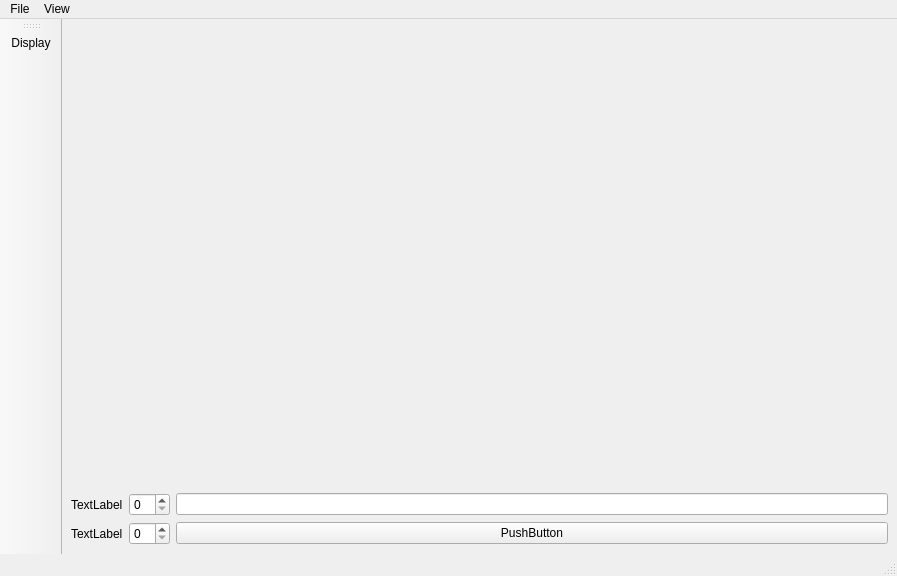
Before: the Qt Designer form mainwindow.ui in ofey404/MPSOscilloscope, drawn with Qt 5.
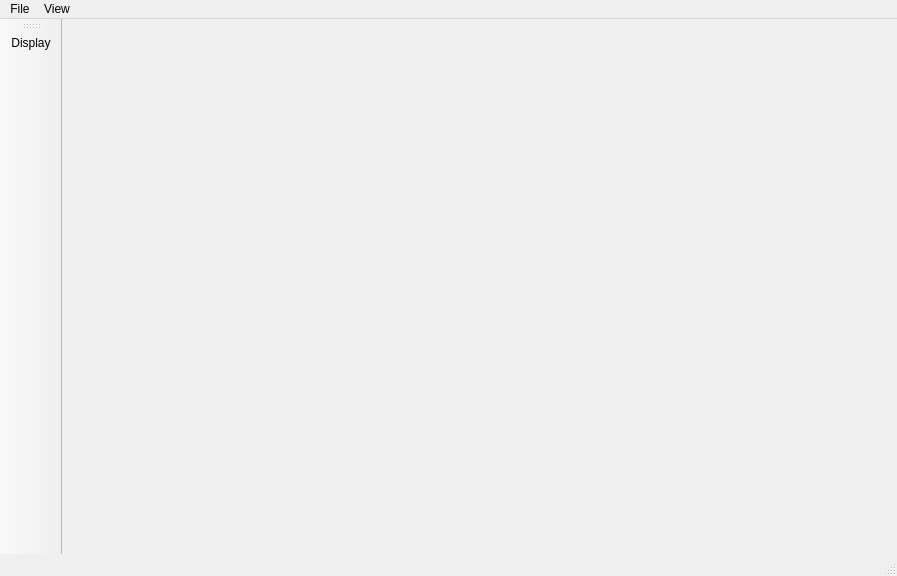
After: the same form once the commit is applied.

The edit to the form file:
```diff
--- a/mainwindow.ui
+++ b/mainwindow.ui
@@ -21,39 +21,11 @@
     </size>
    </property>
    <layout class="QGridLayout" name="gridLayout">
-    <item row="3" column="1">
-     <widget class="QSpinBox" name="spinBox_2"/>
-    </item>
-    <item row="2" column="1">
-     <widget class="QSpinBox" name="spinBox"/>
-    </item>
-    <item row="3" column="2">
-     <widget class="QPushButton" name="pushButton">
-      <property name="text">
-       <string>PushButton</string>
-      </property>
-     </widget>
-    </item>
-    <item row="2" column="0">
-     <widget class="QLabel" name="label">
-      <property name="text">
-       <string>TextLabel</string>
-      </property>
-     </widget>
-    </item>
-    <item row="3" column="0">
-     <widget class="QLabel" name="label_2">
-      <property name="text">
-       <string>TextLabel</string>
-      </property>
-     </widget>
-    </item>
-    <item row="2" column="2">
-     <widget class="QLineEdit" name="lineEdit"/>
-    </item>
-    <item row="1" column="0" colspan="3">
+    <item row="0" column="1">
      <widget class="QStackedWidget" name="display">
-      <widget class="QWidget" name="page"/>
+      <widget class="QWidget" name="page">
+       <layout class="QGridLayout" name="gridLayout_2"/>
+      </widget>
       <widget class="QWidget" name="page_2"/>
      </widget>
     </item>
```
